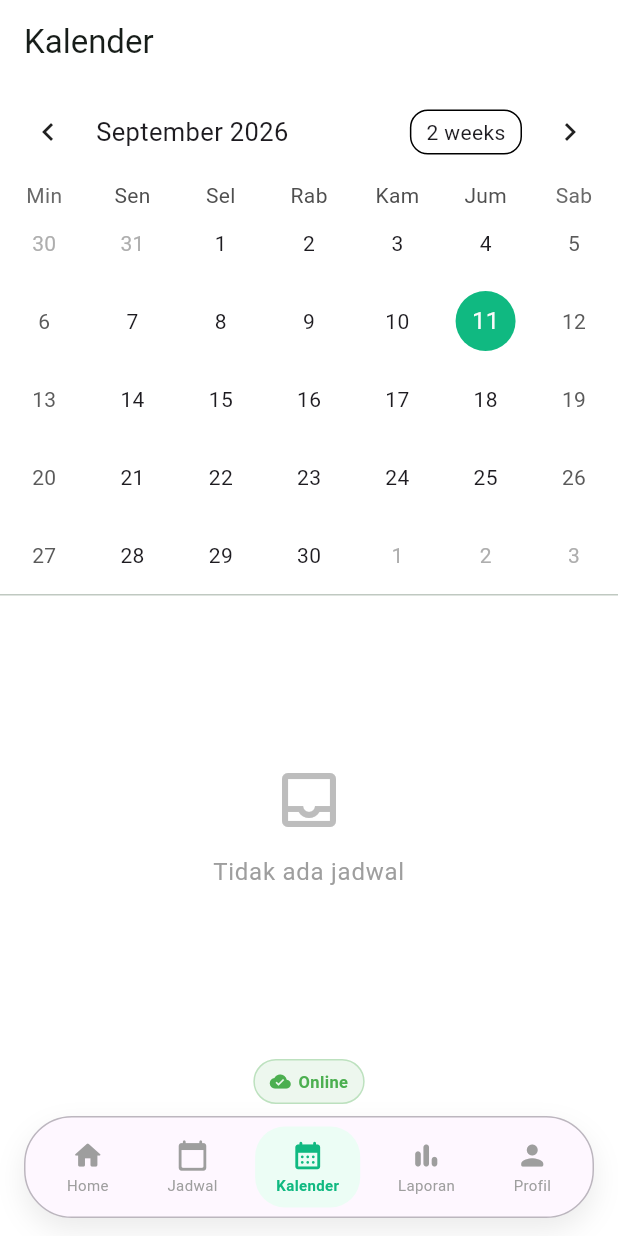
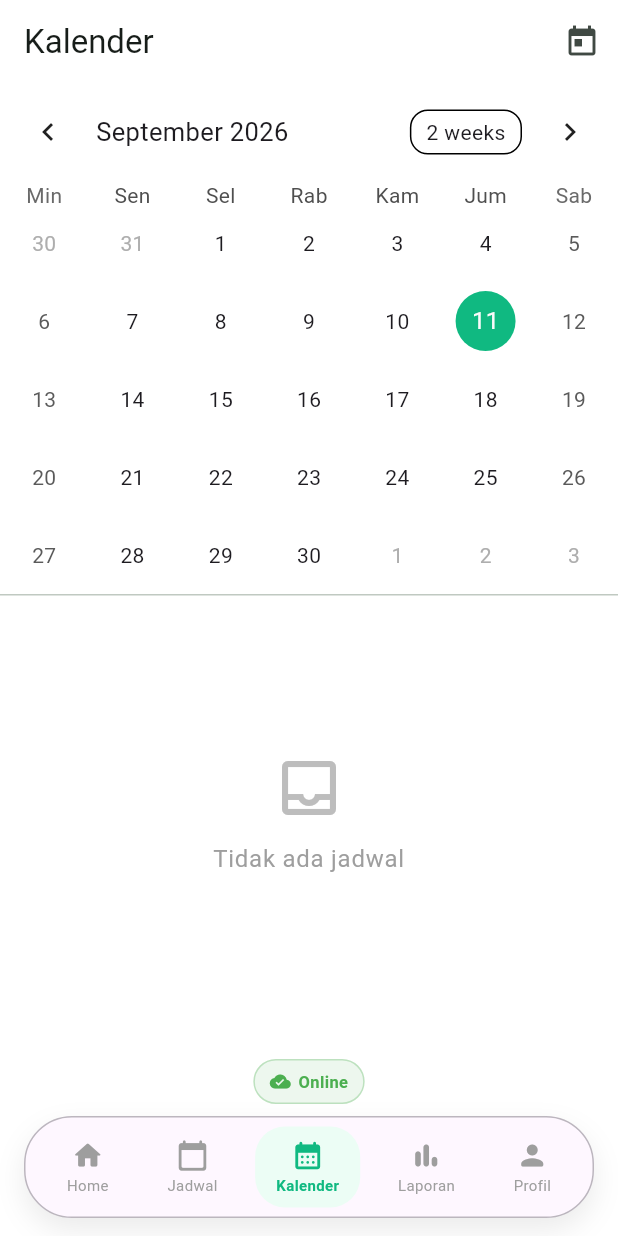
Before and after one commit to sin-app/fvms, a Flutter app: the CalendarPage screen opened by its route, on a phone screen of 412 x 824 dp. Run offline on Flutter 3.47's test engine with Material 3 defaults, Android fonts, the phone set to English and light mode, and no system bars; drawn by our look-alikes of table_calendar; our stand-ins replace connectivity_plus, drift, drift_flutter, equatable, firebase_core, firebase_messaging and 12 more; accounts and stored records are empty; generated files the repository leaves out were written again.

Commit message:
fix: back button exit, add pengajuan lahan menu, remove buka web, fix calendar sync

```diff
--- a/fvms_flutter/lib/features/auth/presentation/profile_page.dart
+++ b/fvms_flutter/lib/features/auth/presentation/profile_page.dart
@@ -175,10 +175,7 @@ class _ProfilePageState extends State<ProfilePage> {
               _menuTile(context, Icons.calendar_today_outlined, 'Jadwal', () => context.go('/jadwal')),
               _menuTile(context, Icons.bar_chart_outlined, 'Laporan', () => context.go('/laporan')),
               _menuTile(context, Icons.notifications_outlined, 'Notifikasi', () => context.go('/notifikasi')),
-              const Divider(height: 32),
-              _menuTile(context, Icons.language, 'Buka Web (Admin)', () {
-                ScaffoldMessenger.of(context).showSnackBar(const SnackBar(content: Text('Buka fvms-eight.vercel.app di browser')));
-              }),
+              _menuTile(context, Icons.grass, 'Pengajuan Lahan', () => context.go('/pengajuan-lahan')),
               const SizedBox(height: 16),
               SizedBox(
                 width: double.infinity,
--- a/fvms_flutter/lib/features/schedules/bloc/schedules_bloc.dart
+++ b/fvms_flutter/lib/features/schedules/bloc/schedules_bloc.dart
@@ -179,7 +179,7 @@ class SchedulesBloc extends Bloc<SchedulesEvent, SchedulesState> {
       if (isClosed) return;
       dynamic query = applyScope(supabase.from('schedules').select(_selectFields), ctx);
       query = _applyFilter(query, filter);
-      final rows = await query.order('visit_date').limit(200).timeout(const Duration(seconds: 15));
+      final rows = await query.order('visit_date').timeout(const Duration(seconds: 15));
       if (isClosed) return;
       final items = _parseRows(rows as List);
       emit(SchedulesLoaded(items, filter: filter));
--- a/fvms_flutter/lib/features/schedules/presentation/calendar_page.dart
+++ b/fvms_flutter/lib/features/schedules/presentation/calendar_page.dart
@@ -13,26 +13,58 @@ class CalendarPage extends StatefulWidget {
 class _CalendarPageState extends State<CalendarPage> {
   late DateTime _focused;
   DateTime? _selected;
+  late SchedulesBloc _bloc;
 
   @override
   void initState() {
     super.initState();
     _focused = DateTime.now();
     _selected = DateTime.now();
+    _bloc = SchedulesBloc()..add(SchedulesLoad());
+  }
+
+  @override
+  void dispose() {
+    _bloc.close();
+    super.dispose();
   }
 
   @override
   Widget build(BuildContext context) {
-    return BlocProvider(
-      create: (_) => SchedulesBloc()..add(SchedulesLoad()),
+    return BlocProvider.value(
+      value: _bloc,
       child: Scaffold(
-        appBar: AppBar(title: const Text('Kalender')),
+        appBar: AppBar(
+          title: const Text('Kalender'),
+          actions: [
+            IconButton(
+              icon: const Icon(Icons.today),
+              tooltip: 'Hari Ini',
+              onPressed: () {
+                final now = DateTime.now();
+                setState(() {
+                  _focused = now;
+                  _selected = now;
+                });
+              },
+            ),
+          ],
+        ),
         body: BlocBuilder<SchedulesBloc, SchedulesState>(
           builder: (c, s) {
             if (s is SchedulesInitial || s is SchedulesLoading) return const LoadingState();
-            if (s is SchedulesError) return ErrorState(message: s.message, onRetry: () => c.read<SchedulesBloc>().add(SchedulesLoad()));
+            if (s is SchedulesError) {
+              return ErrorState(message: s.message, onRetry: () => _bloc.add(SchedulesLoad()));
+            }
             if (s is SchedulesLoaded) {
               final events = s.items;
+              final eventMap = <String, List<ScheduleItem>>{};
+              for (final e in events) {
+                final key = _normalizeDate(e.visitDate);
+                if (key != null) {
+                  eventMap.putIfAbsent(key, () => []).add(e);
+                }
+              }
               return Column(children: [
                 TableCalendar(
                   firstDay: DateTime.utc(2020),
@@ -40,13 +72,23 @@ class _CalendarPageState extends State<CalendarPage> {
                   focusedDay: _focused,
                   locale: 'id_ID',
                   selectedDayPredicate: (d) => isSameDay(_selected, d),
-                  onDaySelected: (sel, foc) => setState(() {_selected = sel; _focused = foc;}),
+                  onDaySelected: (sel, foc) => setState(() {
+                    _selected = sel;
+                    _focused = foc;
+                  }),
+                  onDayLongPressed: (sel, foc) => setState(() {
+                    _selected = sel;
+                    _focused = foc;
+                  }),
+                  onPageChanged: (foc) => setState(() => _focused = foc),
                   eventLoader: (d) {
-                    final key = _dateKey(d);
-                    return events.where((e) => e.visitDate == key).toList();
+                    final key = _normalizeDateFromDt(d);
+                    return key.isNotEmpty ? (eventMap[key] ?? <ScheduleItem>[]) : <ScheduleItem>[];
                   },
                   calendarStyle: CalendarStyle(
                     markerDecoration: const BoxDecoration(color: Color(0xFF10B981), shape: BoxShape.circle),
+                    markerSize: 8,
+                    markersMaxCount: 3,
                     todayDecoration: BoxDecoration(
                       color: Theme.of(context).colorScheme.primary.withValues(alpha: 0.2),
                       shape: BoxShape.circle,
@@ -61,12 +103,33 @@ class _CalendarPageState extends State<CalendarPage> {
                 Expanded(
                   child: _selected == null
                       ? const Center(child: Text('Pilih tanggal'))
-                      : Builder(builder: (_) {
-                          final key = _dateKey(_selected!);
-                          final day = events.where((e) => e.visitDate == key).toList();
-                          if (day.isEmpty) return const EmptyState(message: 'Tidak ada jadwal');
+                      : _buildDayList(eventMap),
+                ),
+              ]);
+            }
+            return const LoadingState();
+          },
+        ),
+      ),
+    );
+  }
+
+  Widget _buildDayList(Map<String, List<ScheduleItem>> eventMap) {
+    final key = _normalizeDateFromDt(_selected!);
+    final day = eventMap[key] ?? <ScheduleItem>[];
+    if (day.isEmpty) {
       return RefreshIndicator(
-                            onRefresh: () async => c.read<SchedulesBloc>().add(SchedulesLoad()),
+        onRefresh: () async => _bloc.add(SchedulesLoad()),
+        child: ListView(
+          children: const [
+            SizedBox(height: 80),
+            Center(child: EmptyState(message: 'Tidak ada jadwal')),
+          ],
+        ),
+      );
+    }
+    return RefreshIndicator(
+      onRefresh: () async => _bloc.add(SchedulesLoad()),
       child: ListView.separated(
         padding: const EdgeInsets.all(16),
         itemCount: day.length,
@@ -107,18 +170,22 @@ class _CalendarPageState extends State<CalendarPage> {
         },
       ),
     );
-                        }),
-                ),
-              ]);
-            }
-            return const LoadingState();
-          },
-        ),
-      ),
-    );
   }
 
-  static String _dateKey(DateTime d) => '${d.year.toString().padLeft(4, '0')}-${d.month.toString().padLeft(2, '0')}-${d.day.toString().padLeft(2, '0')}';
+  static String? _normalizeDate(String? dateStr) {
+    if (dateStr == null || dateStr.isEmpty) return null;
+    try {
+      final d = DateTime.parse(dateStr);
+      return '${d.year.toString().padLeft(4, '0')}-${d.month.toString().padLeft(2, '0')}-${d.day.toString().padLeft(2, '0')}';
+    } catch (_) {
+      if (dateStr.length >= 10) return dateStr.substring(0, 10);
+      return dateStr;
+    }
+  }
+
+  static String _normalizeDateFromDt(DateTime d) {
+    return '${d.year.toString().padLeft(4, '0')}-${d.month.toString().padLeft(2, '0')}-${d.day.toString().padLeft(2, '0')}';
+  }
 
   Color _statusColor(String s) => switch (s) {
     'completed' => const Color(0xFF22C55E),
```
Also changed, not shown: fvms_flutter/lib/app/shell.dart (+8 -6 lines). Lines whose indentation alone changed are shown as unchanged.
